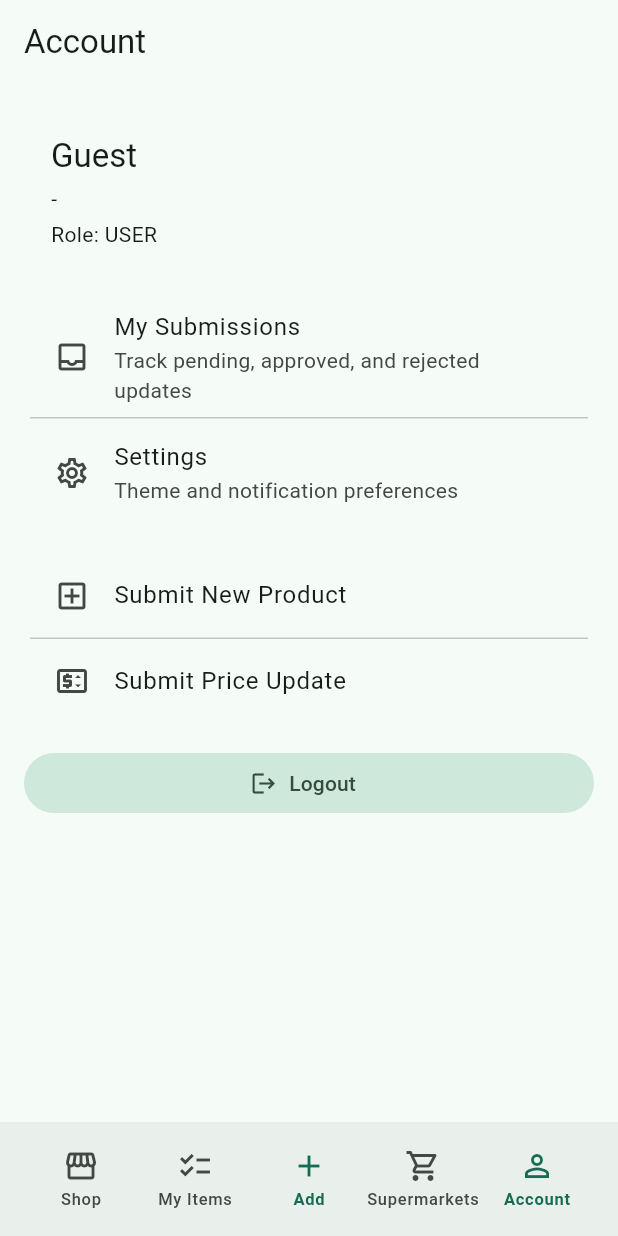
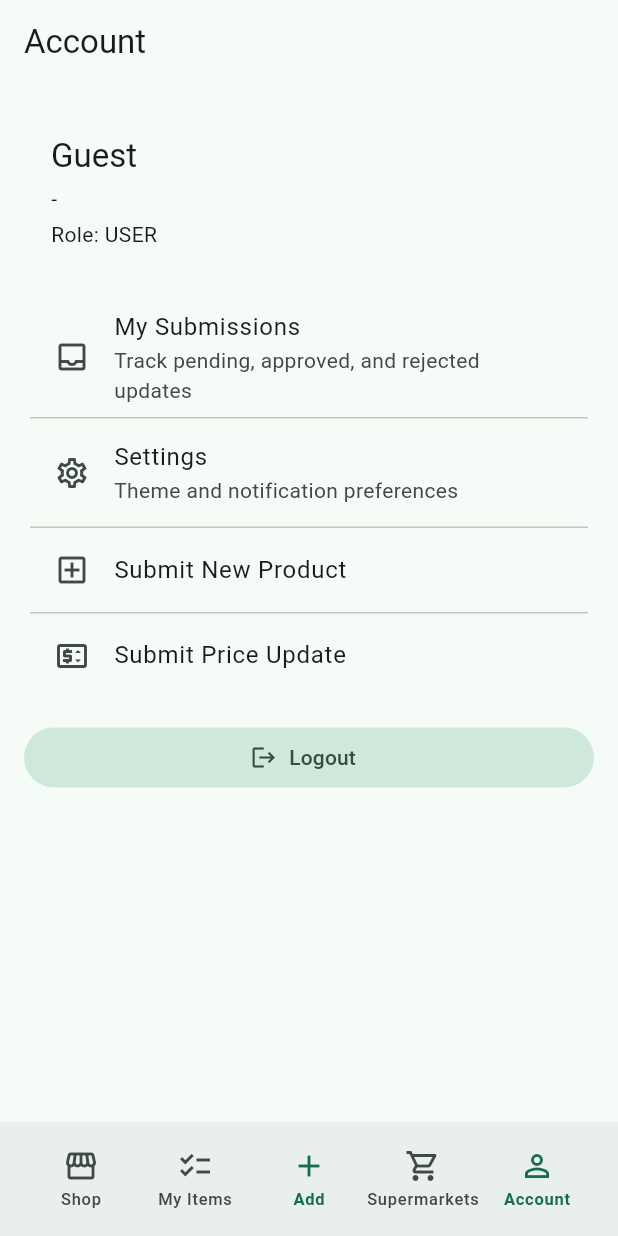
Before and after one commit to niko78900/capstone-project, a Flutter app: the AccountScreen screen opened by its route, on a phone screen of 412 x 824 dp. Run offline on Flutter 3.47's test engine with Material 3 defaults, Android fonts, the phone set to English and light mode, and no system bars; our stand-ins replace dio, flutter_local_notifications, flutter_riverpod, flutter_secure_storage, go_router, image_picker and 1 more; accounts and stored records are empty.

Commit message:
style(mobile-account): remove action-group gap for smoother section flow
Merges account actions into a continuous card block by removing the extra spacer and split-card break between settings and submission actions.

Keeps existing routes and behavior unchanged while reducing visual discontinuity in the Account tab.

```diff
--- a/mobileapp/cap_app/lib/features/account/presentation/account_screen.dart
+++ b/mobileapp/cap_app/lib/features/account/presentation/account_screen.dart
@@ -54,13 +54,7 @@ class AccountScreen extends ConsumerWidget {
                   subtitle: const Text('Theme and notification preferences'),
                   onTap: () => context.push(AppRoutes.settings),
                 ),
-              ],
-            ),
-          ),
-          const SizedBox(height: 10),
-          Card(
-            child: Column(
-              children: [
+                const Divider(height: 1),
                 ListTile(
                   leading: const Icon(Icons.add_box_outlined),
                   title: const Text('Submit New Product'),
```
